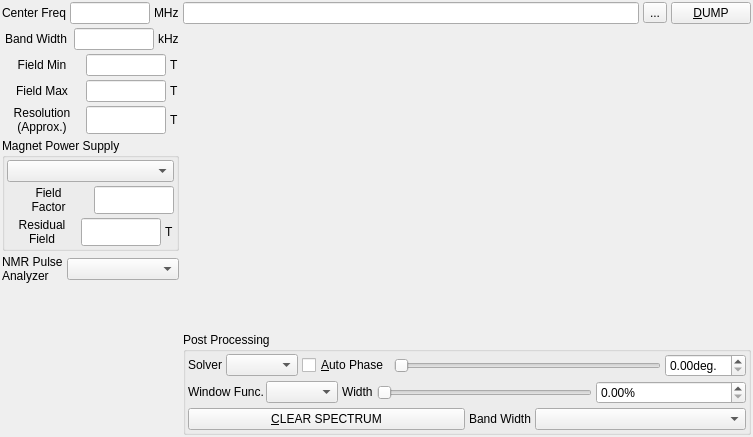
Qt form modules/nmr/nmrspectrumform.ui (northriv/KAME) before a commit.
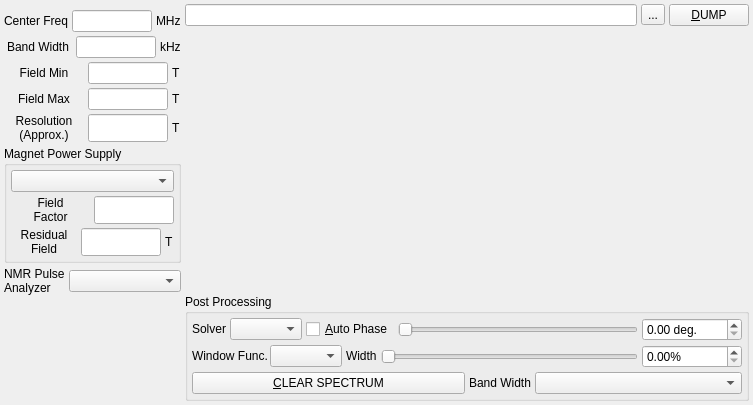
The same form after that commit. Custom widgets are drawn as their Qt base class.

```diff
--- a/modules/nmr/nmrspectrumform.ui
+++ b/modules/nmr/nmrspectrumform.ui
@@ -7,7 +7,7 @@
     <x>0</x>
     <y>0</y>
     <width>753</width>
-    <height>437</height>
+    <height>405</height>
    </rect>
   </property>
   <property name="windowTitle">
@@ -15,8 +15,26 @@
   </property>
   <widget class="QWidget" name="widget">
    <layout class="QHBoxLayout" name="horizontalLayout_12">
+    <property name="leftMargin">
+     <number>4</number>
+    </property>
+    <property name="topMargin">
+     <number>4</number>
+    </property>
+    <property name="rightMargin">
+     <number>4</number>
+    </property>
+    <property name="bottomMargin">
+     <number>4</number>
+    </property>
     <item>
      <layout class="QVBoxLayout" name="verticalLayout_4">
+      <property name="topMargin">
+       <number>6</number>
+      </property>
+      <property name="bottomMargin">
+       <number>4</number>
+      </property>
       <item>
        <layout class="QHBoxLayout">
         <item>
@@ -319,6 +337,18 @@
          <string>Magnet Power Supply</string>
         </property>
         <layout class="QVBoxLayout" name="verticalLayout_2">
+         <property name="leftMargin">
+          <number>4</number>
+         </property>
+         <property name="topMargin">
+          <number>4</number>
+         </property>
+         <property name="rightMargin">
+          <number>4</number>
+         </property>
+         <property name="bottomMargin">
+          <number>4</number>
+         </property>
          <item>
           <widget class="QComboBox" name="m_cmbFieldEntry"/>
          </item>
@@ -466,8 +496,14 @@
     </item>
     <item>
      <layout class="QVBoxLayout" name="verticalLayout_3">
+      <property name="spacing">
+       <number>4</number>
+      </property>
       <item>
        <layout class="QHBoxLayout">
+        <property name="spacing">
+         <number>4</number>
+        </property>
         <item>
          <widget class="QLineEdit" name="m_edDump"/>
         </item>
@@ -515,6 +551,18 @@
          <string>Post Processing</string>
         </property>
         <layout class="QVBoxLayout" name="verticalLayout">
+         <property name="leftMargin">
+          <number>4</number>
+         </property>
+         <property name="topMargin">
+          <number>4</number>
+         </property>
+         <property name="rightMargin">
+          <number>4</number>
+         </property>
+         <property name="bottomMargin">
+          <number>4</number>
+         </property>
          <item>
           <layout class="QHBoxLayout" name="horizontalLayout_2">
            <item>
@@ -567,6 +615,12 @@
              </item>
              <item>
               <widget class="QSlider" name="m_slPhase">
+               <property name="minimumSize">
+                <size>
+                 <width>50</width>
+                 <height>0</height>
+                </size>
+               </property>
                <property name="orientation">
                 <enum>Qt::Horizontal</enum>
                </property>
@@ -580,8 +634,14 @@
                  <verstretch>0</verstretch>
                 </sizepolicy>
                </property>
+               <property name="minimumSize">
+                <size>
+                 <width>100</width>
+                 <height>0</height>
+                </size>
+               </property>
                <property name="suffix">
-                <string>deg.</string>
+                <string> deg.</string>
                </property>
                <property name="minValue" stdset="0">
                 <number>-360</number>
@@ -643,6 +703,12 @@
              </item>
              <item>
               <widget class="QSlider" name="m_slWindowWidth">
+               <property name="minimumSize">
+                <size>
+                 <width>50</width>
+                 <height>0</height>
+                </size>
+               </property>
                <property name="orientation">
                 <enum>Qt::Horizontal</enum>
                </property>
@@ -658,7 +724,7 @@
                </property>
                <property name="minimumSize">
                 <size>
-                 <width>150</width>
+                 <width>100</width>
                  <height>0</height>
                 </size>
                </property>
```
